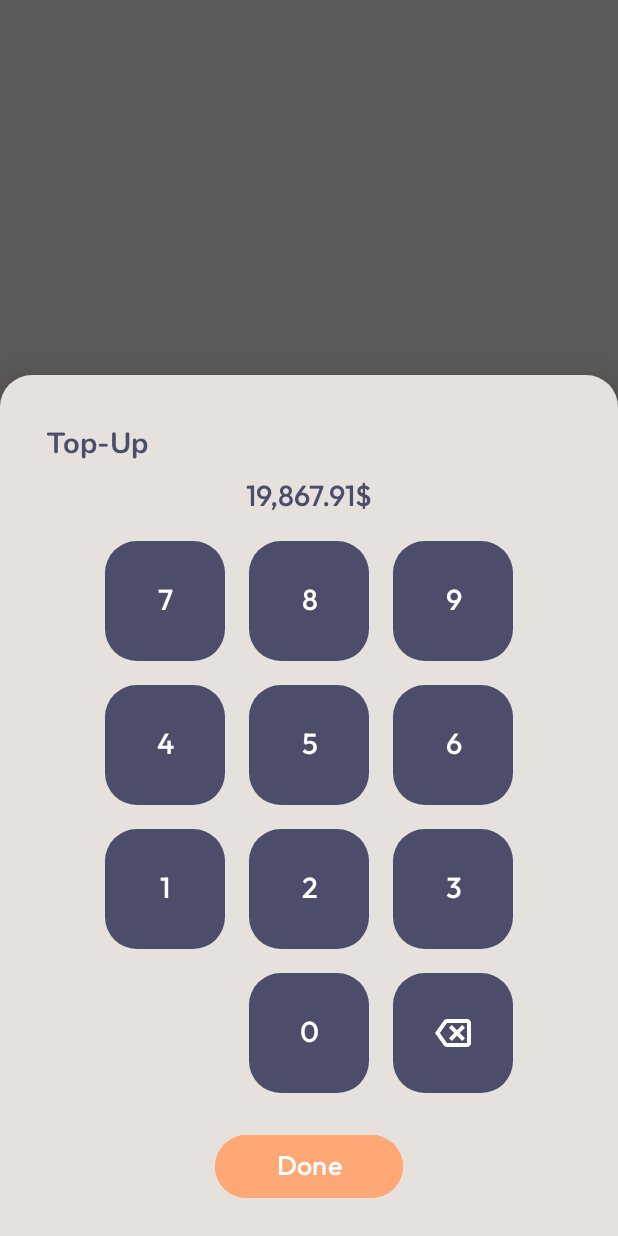
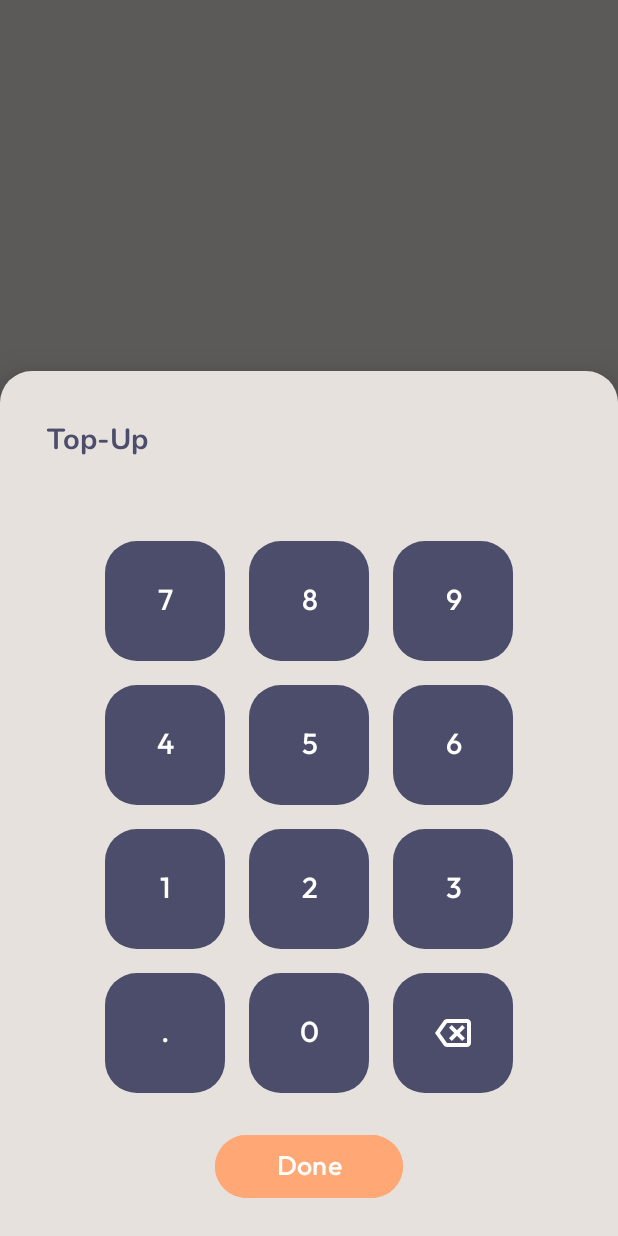
Before and after one commit to Ch-Tima/WalletTracker, an Android app: the fragment TopUpDialogFragment placed in its activity, on a phone screen of 412 x 824 dp. Run offline under Robolectric (Android 15) with nearby library versions, the light colour scheme and no system bars; libraries missing offline, so code that uses them is left out: autodispose2.androidx.lifecycle; 5 statements that could not run were skipped.

Commit message:
Entering numbers and handling number format

```diff
--- a/WalletTracker/app/src/main/java/com/chtima/wallettracker/fragments/TopUpDialogFragment.java
+++ b/WalletTracker/app/src/main/java/com/chtima/wallettracker/fragments/TopUpDialogFragment.java
@@ -3,7 +3,11 @@ package com.chtima.wallettracker.fragments;
 import android.content.res.Resources;
 import android.os.Bundle;
 
+import androidx.annotation.NonNull;
+import androidx.annotation.Nullable;
 import androidx.fragment.app.Fragment;
+import androidx.lifecycle.ViewModel;
+import androidx.lifecycle.ViewModelProvider;
 
 import android.util.Log;
 import android.util.TypedValue;
@@ -13,10 +17,16 @@ import android.view.View;
 import android.view.ViewGroup;
 import android.widget.Button;
 import android.widget.GridLayout;
+import android.widget.TextView;
 import android.widget.Toast;
 
 import com.chtima.wallettracker.R;
+import com.chtima.wallettracker.models.User;
+import com.chtima.wallettracker.vm.UserViewModel;
 import com.google.android.material.bottomsheet.BottomSheetDialogFragment;
+
+import java.text.DecimalFormat;
+import java.util.Locale;
 
 /**
  * A simple {@link Fragment} subclass.
@@ -24,6 +34,11 @@ import com.google.android.material.bottomsheet.BottomSheetDialogFragment;
  * create an instance of this fragment.
  */
 public class TopUpDialogFragment extends BottomSheetDialogFragment {
+
+    //UI
+    private TextView textView;//input fields
+    private UserViewModel userVM;
+    private User user;
 
     private TopUpDialogFragment() {}
 
@@ -45,17 +60,96 @@ public class TopUpDialogFragment extends BottomSheetDialogFragment {
 
         GridLayout numpad = view.findViewById(R.id.numpad_grid);
 
-        for (int i = 0; i < numpad.getChildCount(); i++){
-            View v = numpad.getChildAt(i);
-            if(v.getTag() != null && v.getTag().toString().equals(getString(R.string.number_btn))){
-                Button button = (Button)v;
-                int number = Integer.parseInt(button.getText().toString());
-                button.setOnClickListener(x -> Toast.makeText(requireContext(), String.valueOf(number), Toast.LENGTH_SHORT).show());
+        //numpad btns
+        View v = null;
+        for (int i = 0; i < numpad.getChildCount(); i++) {
+            v = numpad.getChildAt(i);
+            if (v.getTag() != null && v.getTag().toString().equals(getString(R.string.number_btn))) {
+                Button button = (Button) v;
+                button.setOnClickListener(x -> putNumber(button.getText().toString()));
             }
         }
+
+        textView = view.findViewById(R.id.number_text);//input fields
+
+        view.findViewById(R.id.btn_dot).setOnClickListener(x -> {
+            if(!textView.getText().toString().contains(".") && !textView.getText().toString().isEmpty())
+                textView.setText(textView.getText() + ".");
+        });
+
+        view.findViewById(R.id.btn_clear).setOnClickListener(x -> {
+            StringBuilder text = new StringBuilder(textView.getText().toString());
+            if (text.toString().isEmpty()) return;
+
+            text.deleteCharAt(text.length()-1);
+
+            if(text.indexOf(".") != -1){
+                textView.setText(text);
+                return;
+            }
+
+            textView.setText(toFormat(text.toString()));
+        });
+
+        view.findViewById(R.id.btn_done).setOnClickListener(x -> {
+            user.balance = user.balance + toDouble(textView.getText().toString());
+            //update user and add Transaction
+        });
 
         return view;
     }
 
+    @Override
+    public void onViewCreated(@NonNull View view, @Nullable Bundle savedInstanceState) {
+        super.onViewCreated(view, savedInstanceState);
+        userVM = new ViewModelProvider(this).get(UserViewModel.class);
+        userVM.getUser().observe(this, user -> this.user = user);
+    }
+
+    private void putNumber(String i){
+        StringBuilder text = new StringBuilder(textView.getText().toString());
+
+        if(text.length() < 1 && i.equals("0")){
+            text.append("0.");
+            textView.setText(text);
+            return;
+        }
+
+        int indexDot = text.indexOf(".");
+        if(indexDot != -1 && text.length() < 14 && text.length() - indexDot < 3){
+            textView.setText(text.append(i).toString());
+            return;
+        }
+
+        if(text.length() < 12 && indexDot == -1){
+            textView.setText(toFormat(text.append(i).toString()));
+        }
+
+    }
+
+    private String toFormat(String s){
+        if(s.isBlank()) return "";
+
+        StringBuilder text = new StringBuilder(s);
+        DecimalFormat f = new DecimalFormat("#,###");
+
+        int indexForDelete;
+        while ((indexForDelete = text.indexOf(",")) != -1)
+            text.deleteCharAt(indexForDelete);
+
+        return f.format(Integer.parseInt(text.toString()));
+    }
+
+    private double toDouble(String s){
+        if(s.isBlank()) return 0.0;
+
+        StringBuilder text = new StringBuilder(s);
+
+        int indexForDelete;
+        while ((indexForDelete = text.indexOf(",")) != -1)
+            text.deleteCharAt(indexForDelete);
+
+        return Double.parseDouble(s);
+    }
 
 }
--- a/WalletTracker/app/src/main/res/layout/fragment_top_up_dialog.xml
+++ b/WalletTracker/app/src/main/res/layout/fragment_top_up_dialog.xml
@@ -39,9 +39,8 @@
                 android:id="@+id/number_text"
                 android:layout_width="wrap_content"
                 android:layout_height="wrap_content"
-                android:text="@string/number"
                 android:textColor="@color/dark_midnight_blue"
-                android:textSize="19sp"
+                android:textSize="21sp"
                 android:fontFamily="@font/outfit_medium"
                 app:layout_constraintLeft_toLeftOf="parent"
                 app:layout_constraintTop_toTopOf="parent"
@@ -168,6 +167,18 @@
                     style="@style/AppButtonTile8dp"/>
 
                 <Button
+                    android:tag="dot"
+                    android:id="@+id/btn_dot"
+                    android:layout_width="80dp"
+                    android:layout_height="80dp"
+                    android:text="."
+                    android:layout_rowWeight="1"
+                    android:layout_columnWeight="1"
+                    android:layout_column="0"
+                    android:layout_row="3"
+                    style="@style/AppButtonTile8dp"/>
+
+                <Button
                     android:tag="@string/number_btn"
                     android:layout_width="80dp"
                     android:layout_height="80dp"
```
